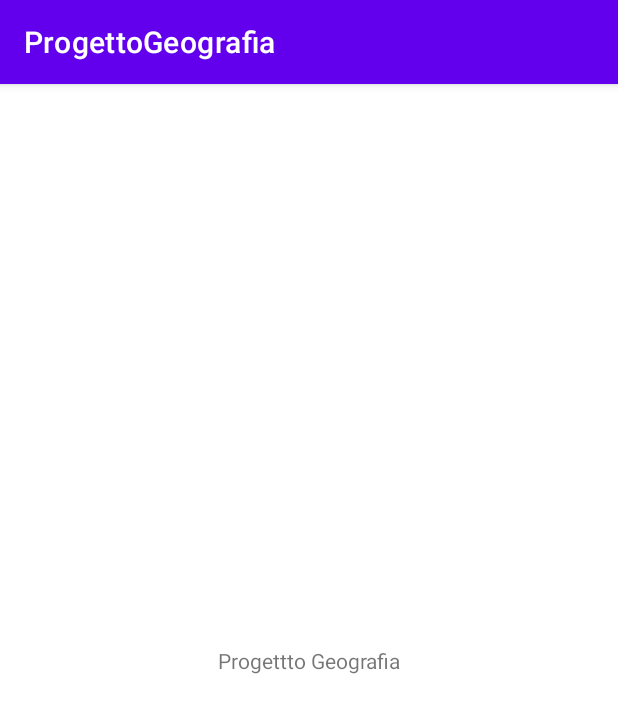
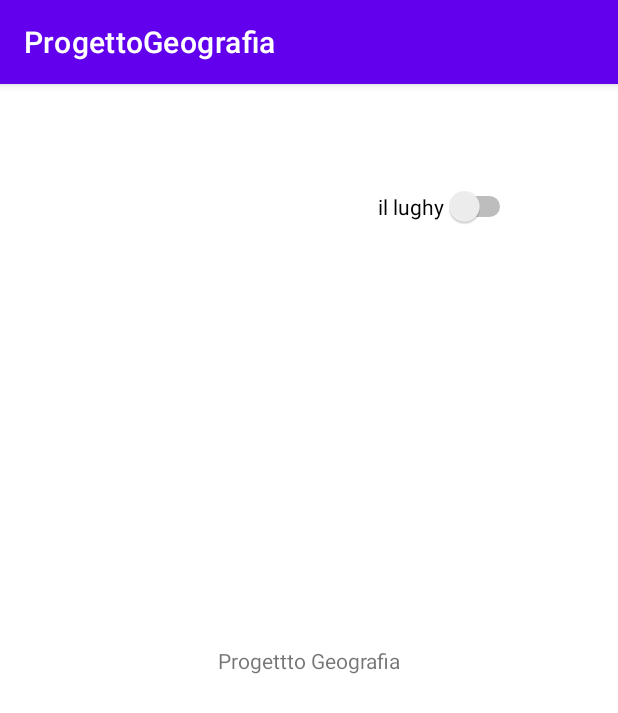
Before and after one commit to SGiuri/ProgettoGeografia, an Android app: the screen it shows after launch (MainActivity), on a phone screen of 412 x 824 dp. Shown: the top 713 px of the screen. Run offline under Robolectric (Android 15) with nearby library versions, the phone set to English and light mode, and no system bars.

Commit message:
Lugato ha modificato

```diff
--- a/app/src/main/res/layout/activity_main.xml
+++ b/app/src/main/res/layout/activity_main.xml
@@ -15,4 +15,14 @@
         app:layout_constraintRight_toRightOf="parent"
         app:layout_constraintTop_toTopOf="parent" />
 
+    <Switch
+        android:id="@+id/switch2"
+        android:layout_width="wrap_content"
+        android:layout_height="wrap_content"
+        android:layout_marginTop="68dp"
+        android:layout_marginEnd="68dp"
+        android:text="il lughy"
+        app:layout_constraintEnd_toEndOf="parent"
+        app:layout_constraintTop_toTopOf="parent" />
+
 </androidx.constraintlayout.widget.ConstraintLayout>
```
